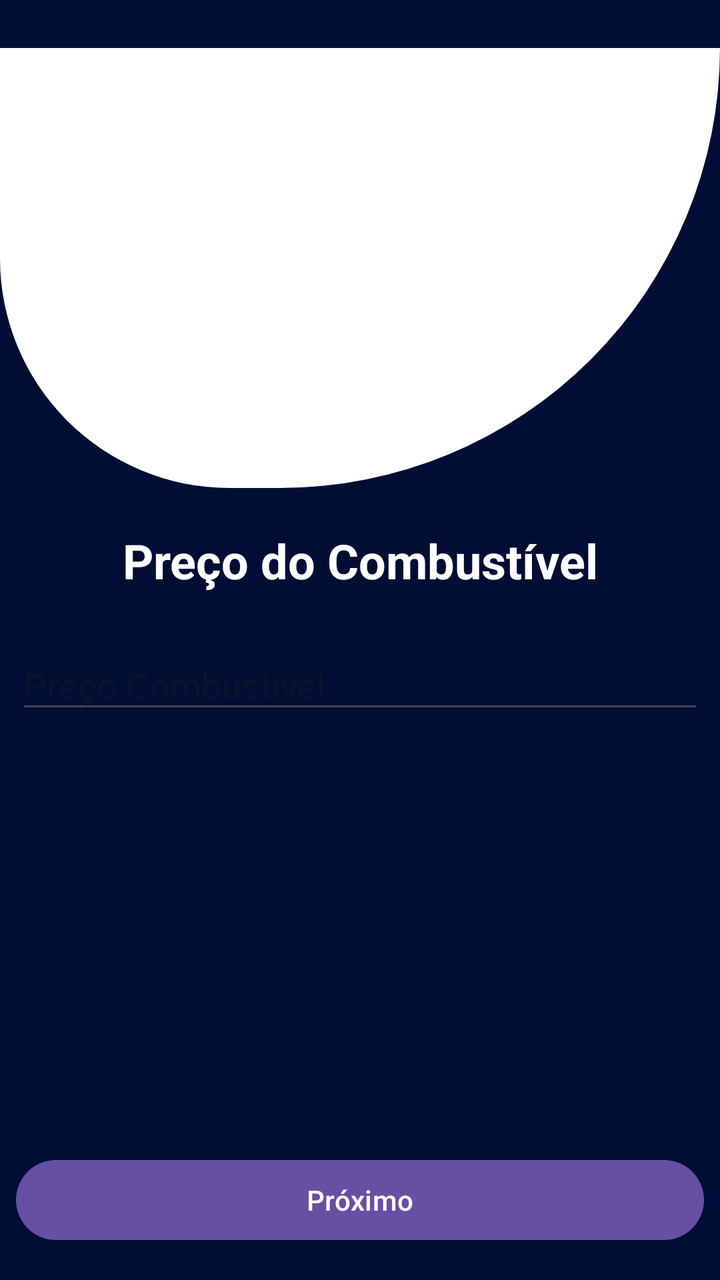
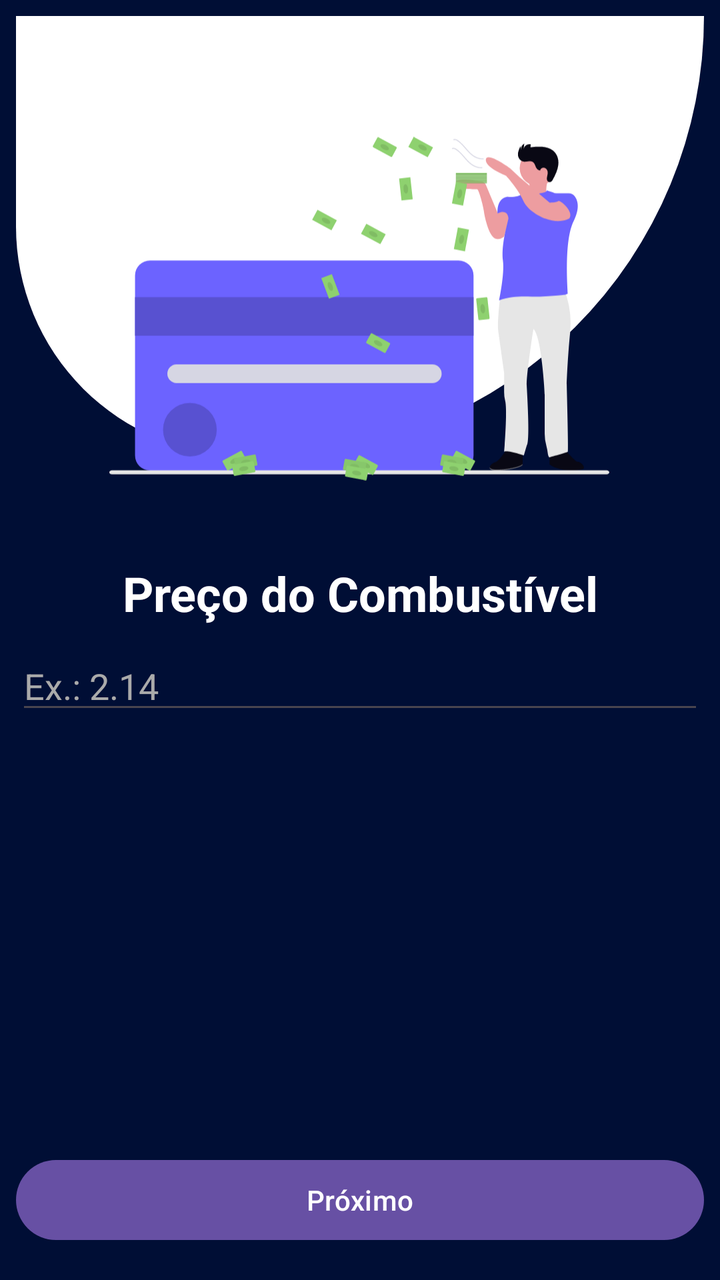

Two renders of the same Android screen: before a commit and after it. Below are the layout's source before the change and the commit's diff.
<!-- AndroidManifest.xml: application theme Theme.FuelCalculator -->
<!-- res/layout/activity_preco_combustivel.xml -->
<?xml version="1.0" encoding="utf-8"?>
<androidx.constraintlayout.widget.ConstraintLayout xmlns:android="http://schemas.android.com/apk/res/android"
    xmlns:app="http://schemas.android.com/apk/res-auto"
    xmlns:tools="http://schemas.android.com/tools"
    android:id="@+id/main"
    android:background="@color/background"
    android:layout_width="match_parent"
    android:layout_height="match_parent"
    tools:context=".PrecoCombustivelActivity">

    <LinearLayout
        android:id="@+id/linearLayout"
        android:layout_width="match_parent"
        android:layout_height="220dp"
        android:layout_marginTop="24dp"
        android:background="@drawable/bg_rounded"
        android:gravity="center"
        app:layout_constraintEnd_toEndOf="parent"
        app:layout_constraintStart_toStartOf="parent"
        app:layout_constraintTop_toTopOf="parent" />

    <EditText
        android:id="@+id/edtPrecoCombustivel"
        android:layout_width="0dp"
        android:layout_height="wrap_content"
        android:layout_marginStart="8dp"
        android:layout_marginTop="24dp"
        android:layout_marginEnd="8dp"
        android:textColor="@color/white"
        android:ems="10"
        android:hint="Preço Combustível"
        android:inputType="numberDecimal"
        app:layout_constraintEnd_toEndOf="parent"
        app:layout_constraintHorizontal_bias="0.0"
        app:layout_constraintStart_toStartOf="parent"
        app:layout_constraintTop_toBottomOf="@+id/tvPrecoCombustivelTitulo" />

    <Button
        android:id="@+id/btnPrecoCombustivelProximo"
        android:layout_width="0dp"
        android:layout_height="wrap_content"
        android:layout_marginStart="8dp"
        android:layout_marginEnd="8dp"
        android:layout_marginBottom="16dp"
        android:text="Próximo"
        app:layout_constraintBottom_toBottomOf="parent"
        app:layout_constraintEnd_toEndOf="parent"
        app:layout_constraintHorizontal_bias="0.0"
        app:layout_constraintStart_toStartOf="parent"
        app:layout_constraintTop_toBottomOf="@+id/edtPrecoCombustivel"
        app:layout_constraintVertical_bias="1.0" />

    <TextView
        android:id="@+id/tvPrecoCombustivelTitulo"
        android:layout_width="wrap_content"
        android:layout_height="wrap_content"
        android:layout_marginTop="264dp"
        android:textColor="@color/white"
        android:text="Preço do Combustível"
        android:textSize="24sp"
        android:textStyle="bold"
        app:layout_constraintEnd_toEndOf="parent"
        app:layout_constraintStart_toStartOf="parent"
        app:layout_constraintTop_toTopOf="parent" />

</androidx.constraintlayout.widget.ConstraintLayout>
<!-- resources referenced by this layout -->
<resources>
  <color name="background">#000E35</color>
  <color name="white">#FFFFFFFF</color>
  <!-- drawable bg_rounded (drawable) -->
  <?xml version="1.0" encoding="utf-8"?>
  <shape xmlns:android="http://schemas.android.com/apk/res/android"
      android:shape="rectangle">
  
      <solid android:color="@android:color/white"/>
  
      <corners
          android:topLeftRadius="0dp"
          android:topRightRadius="0dp"
          android:bottomLeftRadius="120dp"
          android:bottomRightRadius="230dp"/>
  
      <padding
          android:left="12dp"
          android:top="12dp"
          android:right="12dp"
          android:bottom="12dp"/>
  
  </shape>
  <style name="Theme.FuelCalculator" parent="Base.Theme.FuelCalculator" />
  <style name="Base.Theme.FuelCalculator" parent="Theme.Material3.DayNight.NoActionBar">
          
          
      </style>
</resources>

<!-- the commit's change to res/layout/activity_preco_combustivel.xml (unified diff, before → after) -->
@@ -8,11 +8,13 @@
     android:layout_height="match_parent"
     tools:context=".PrecoCombustivelActivity">
 
-    <LinearLayout
+    <View
         android:id="@+id/linearLayout"
         android:layout_width="match_parent"
         android:layout_height="220dp"
-        android:layout_marginTop="24dp"
+        android:layout_marginStart="8dp"
+        android:layout_marginTop="8dp"
+        android:layout_marginEnd="8dp"
         android:background="@drawable/bg_rounded"
         android:gravity="center"
         app:layout_constraintEnd_toEndOf="parent"
@@ -24,12 +26,13 @@
         android:layout_width="0dp"
         android:layout_height="wrap_content"
         android:layout_marginStart="8dp"
-        android:layout_marginTop="24dp"
+        android:layout_marginTop="8dp"
         android:layout_marginEnd="8dp"
+        android:ems="10"
+        android:hint="Ex.: 2.14"
+        android:inputType="numberDecimal"
         android:textColor="@color/white"
-        android:ems="10"
-        android:hint="Preço Combustível"
-        android:inputType="numberDecimal"
+        android:textColorHint="@android:color/darker_gray"
         app:layout_constraintEnd_toEndOf="parent"
         app:layout_constraintHorizontal_bias="0.0"
         app:layout_constraintStart_toStartOf="parent"
@@ -54,13 +57,26 @@
         android:id="@+id/tvPrecoCombustivelTitulo"
         android:layout_width="wrap_content"
         android:layout_height="wrap_content"
-        android:layout_marginTop="264dp"
+        android:layout_marginTop="16dp"
+        android:text="Preço do Combustível"
         android:textColor="@color/white"
-        android:text="Preço do Combustível"
         android:textSize="24sp"
         android:textStyle="bold"
         app:layout_constraintEnd_toEndOf="parent"
         app:layout_constraintStart_toStartOf="parent"
-        app:layout_constraintTop_toTopOf="parent" />
+        app:layout_constraintTop_toBottomOf="@+id/imageView" />
+
+    <ImageView
+        android:id="@+id/imageView"
+        android:layout_width="250dp"
+        android:layout_height="220dp"
+        android:layout_marginTop="16dp"
+        android:src="@drawable/icon_pin_preco_combustivel"
+        app:layout_constraintBottom_toBottomOf="parent"
+        app:layout_constraintEnd_toEndOf="parent"
+        app:layout_constraintHorizontal_bias="0.496"
+        app:layout_constraintStart_toStartOf="parent"
+        app:layout_constraintTop_toTopOf="parent"
+        app:layout_constraintVertical_bias="0.07" />
 
 </androidx.constraintlayout.widget.ConstraintLayout>
<!-- resource entries referenced after the edit -->
@@ -22,6 +22,7 @@
           android:bottom="12dp"/>
   
   </shape>
+  <!-- drawable icon_pin_preco_combustivel: vector/xml drawable (drawable, 20744 chars, omitted) -->
   <style name="Theme.FuelCalculator" parent="Base.Theme.FuelCalculator" />
   <style name="Base.Theme.FuelCalculator" parent="Theme.Material3.DayNight.NoActionBar">
           
